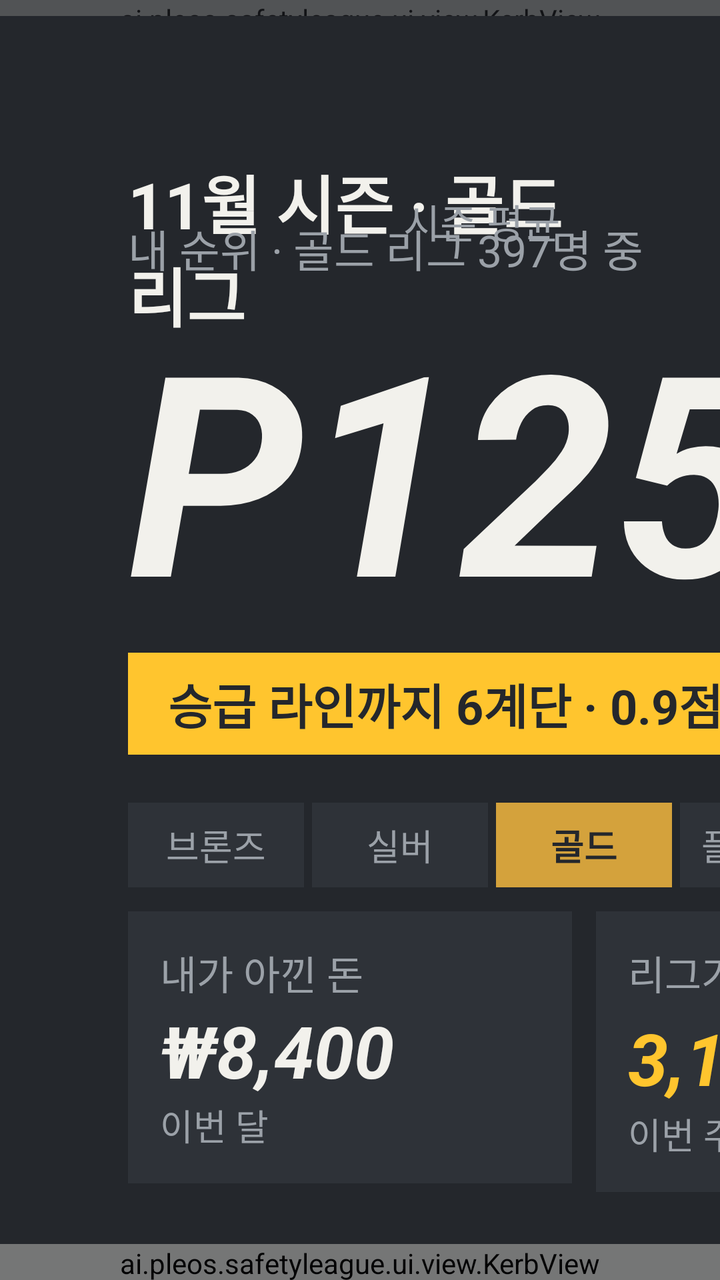
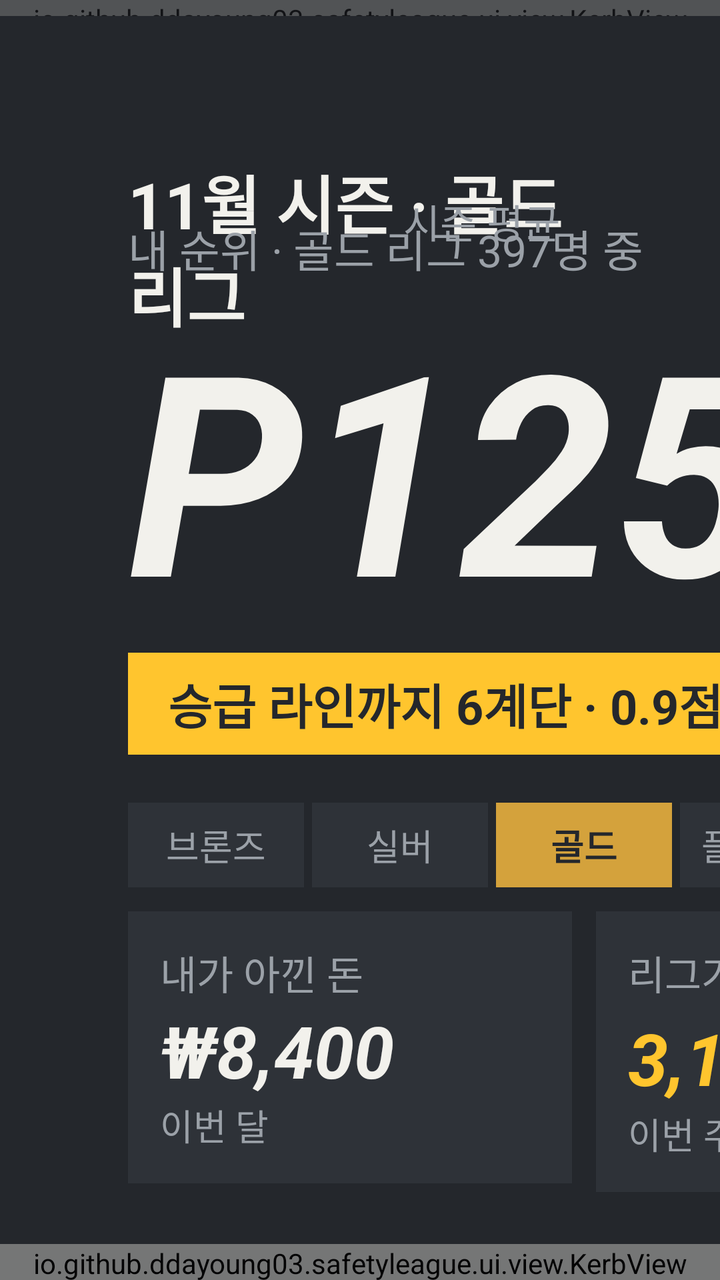

Compare the two renders of this Android layout. The source of the first and the diff that turns it into the second are given below.
<!-- AndroidManifest.xml: application theme Theme.SafetyLeague -->
<!-- res/layout/view_league.xml -->
<?xml version="1.0" encoding="utf-8"?>
<FrameLayout xmlns:android="http://schemas.android.com/apk/res/android"
    android:layout_width="match_parent"
    android:layout_height="match_parent"
    android:background="@color/asphalt">

    
    <ai.pleos.safetyleague.ui.view.KerbView
        android:layout_width="match_parent"
        android:layout_height="8dp"
        android:layout_gravity="top"
        android:alpha="0.5" />

    
    <ai.pleos.safetyleague.ui.view.KerbView
        android:layout_width="match_parent"
        android:layout_height="18dp"
        android:layout_gravity="bottom"
        android:alpha="0.9" />

    
    <LinearLayout
        android:layout_width="match_parent"
        android:layout_height="wrap_content"
        android:gravity="center_vertical"
        android:orientation="horizontal"
        android:paddingHorizontal="64dp"
        android:paddingTop="36dp">

        <TextView
            android:layout_width="wrap_content"
            android:layout_height="wrap_content"
            android:text="11월 시즌 · 골드 리그"
            android:textColor="@color/white"
            android:textSize="32sp"
            android:textStyle="bold" />

        <TextView
            android:layout_width="wrap_content"
            android:layout_height="wrap_content"
            android:layout_marginStart="16dp"
            android:text="21일 남음"
            android:textColor="@color/grey"
            android:textSize="22sp" />

        <View
            android:layout_width="0dp"
            android:layout_height="0dp"
            android:layout_weight="1" />

        
        <LinearLayout
            android:layout_width="wrap_content"
            android:layout_height="wrap_content"
            android:orientation="horizontal">

            <TextView
                android:layout_width="wrap_content"
                android:layout_height="wrap_content"
                android:background="@color/white"
                android:paddingHorizontal="20dp"
                android:paddingVertical="10dp"
                android:text="아이오닉 5"
                android:textColor="@color/asphalt"
                android:textSize="22sp"
                android:textStyle="bold" />

            <TextView
                android:layout_width="wrap_content"
                android:layout_height="wrap_content"
                android:layout_marginStart="8dp"
                android:background="@color/cell"
                android:paddingHorizontal="20dp"
                android:paddingVertical="10dp"
                android:text="부산"
                android:textColor="@color/grey"
                android:textSize="22sp" />

            <TextView
                android:layout_width="wrap_content"
                android:layout_height="wrap_content"
                android:layout_marginStart="8dp"
                android:background="@color/cell"
                android:paddingHorizontal="20dp"
                android:paddingVertical="10dp"
                android:text="친구"
                android:textColor="@color/grey"
                android:textSize="22sp" />
        </LinearLayout>
    </LinearLayout>

    
    <LinearLayout
        android:layout_width="520dp"
        android:layout_height="match_parent"
        android:orientation="vertical"
        android:paddingStart="64dp"
        android:paddingTop="108dp"
        android:paddingBottom="44dp">

        <TextView
            android:layout_width="wrap_content"
            android:layout_height="wrap_content"
            android:text="내 순위 · 골드 리그 397명 중"
            android:textColor="@color/grey"
            android:textSize="22sp" />

        <TextView
            android:layout_width="wrap_content"
            android:layout_height="wrap_content"
            android:text="P125"
            android:textColor="@color/white"
            android:textSize="140sp"
            android:textStyle="bold|italic" />

        <TextView
            android:layout_width="wrap_content"
            android:layout_height="wrap_content"
            android:background="@color/yellow"
            android:paddingHorizontal="20dp"
            android:paddingVertical="8dp"
            android:text="승급 라인까지 6계단 · 0.9점"
            android:textColor="@color/asphalt"
            android:textSize="24sp"
            android:textStyle="bold" />

        
        <LinearLayout
            android:layout_width="match_parent"
            android:layout_height="wrap_content"
            android:layout_marginTop="24dp"
            android:orientation="horizontal">

            <TextView
                android:layout_width="0dp"
                android:layout_height="wrap_content"
                android:layout_weight="1"
                android:background="@color/cell"
                android:gravity="center"
                android:paddingVertical="8dp"
                android:text="브론즈"
                android:textColor="@color/grey"
                android:textSize="18sp" />

            <TextView
                android:layout_width="0dp"
                android:layout_height="wrap_content"
                android:layout_marginStart="4dp"
                android:layout_weight="1"
                android:background="@color/cell"
                android:gravity="center"
                android:paddingVertical="8dp"
                android:text="실버"
                android:textColor="@color/grey"
                android:textSize="18sp" />

            <TextView
                android:layout_width="0dp"
                android:layout_height="wrap_content"
                android:layout_marginStart="4dp"
                android:layout_weight="1"
                android:background="@color/gold"
                android:gravity="center"
                android:paddingVertical="8dp"
                android:text="골드"
                android:textColor="@color/asphalt"
                android:textSize="18sp"
                android:textStyle="bold" />

            <TextView
                android:layout_width="0dp"
                android:layout_height="wrap_content"
                android:layout_marginStart="4dp"
                android:layout_weight="1"
                android:background="@color/cell"
                android:gravity="center"
                android:paddingVertical="8dp"
                android:text="플래티넘"
                android:textColor="@color/grey"
                android:textSize="18sp" />

            <TextView
                android:layout_width="0dp"
                android:layout_height="wrap_content"
                android:layout_marginStart="4dp"
                android:layout_weight="1"
                android:background="@color/cell"
                android:gravity="center"
                android:paddingVertical="8dp"
                android:text="다이아"
                android:textColor="@color/grey"
                android:textSize="18sp" />
        </LinearLayout>

        <View
            android:layout_width="0dp"
            android:layout_height="0dp"
            android:layout_weight="1" />

        
        <LinearLayout
            android:layout_width="match_parent"
            android:layout_height="wrap_content"
            android:orientation="horizontal">

            <LinearLayout
                android:layout_width="0dp"
                android:layout_height="wrap_content"
                android:layout_weight="1"
                android:background="@color/cell"
                android:orientation="vertical"
                android:padding="16dp">

                <TextView
                    android:layout_width="wrap_content"
                    android:layout_height="wrap_content"
                    android:text="내가 아낀 돈"
                    android:textColor="@color/grey"
                    android:textSize="20sp" />

                <TextView
                    android:layout_width="wrap_content"
                    android:layout_height="wrap_content"
                    android:text="₩8,400"
                    android:textColor="@color/white"
                    android:textSize="36sp"
                    android:textStyle="bold|italic" />

                <TextView
                    android:layout_width="wrap_content"
                    android:layout_height="wrap_content"
                    android:text="이번 달"
                    android:textColor="@color/grey"
                    android:textSize="18sp" />
            </LinearLayout>

            <LinearLayout
                android:layout_width="0dp"
                android:layout_height="wrap_content"
                android:layout_marginStart="12dp"
                android:layout_weight="1"
                android:background="@color/cell"
                android:orientation="vertical"
                android:padding="16dp">

                <TextView
                    android:layout_width="wrap_content"
                    android:layout_height="wrap_content"
                    android:text="리그가 줄인 급제동"
                    android:textColor="@color/grey"
                    android:textSize="20sp" />

                <TextView
                    android:layout_width="wrap_content"
                    android:layout_height="wrap_content"
                    android:text="3,120회"
                    android:textColor="@color/yellow"
                    android:textSize="36sp"
                    android:textStyle="bold|italic" />

                <TextView
                    android:layout_width="wrap_content"
                    android:layout_height="wrap_content"
                    android:text="이번 주, 12% 감소"
                    android:textColor="@color/grey"
                    android:textSize="18sp" />
            </LinearLayout>
        </LinearLayout>
    </LinearLayout>

    
    <LinearLayout
        android:layout_width="540dp"
        android:layout_height="match_parent"
        android:layout_gravity="end"
        android:layout_marginEnd="64dp"
        android:orientation="vertical"
        android:paddingTop="96dp"
        android:paddingBottom="44dp">

        <LinearLayout
            android:layout_width="match_parent"
            android:layout_height="wrap_content"
            android:layout_marginBottom="8dp"
            android:paddingHorizontal="16dp">

            <TextView
                android:layout_width="0dp"
                android:layout_height="wrap_content"
                android:layout_weight="1"
                android:text="순위"
                android:textColor="@color/grey"
                android:textSize="20sp" />

            <TextView
                android:layout_width="wrap_content"
                android:layout_height="wrap_content"
                android:text="시즌 평균"
                android:textColor="@color/grey"
                android:textSize="20sp" />
        </LinearLayout>

        <ScrollView
            android:layout_width="match_parent"
            android:layout_height="match_parent">

            <LinearLayout
                android:id="@+id/layout_league_rows"
                android:layout_width="match_parent"
                android:layout_height="wrap_content"
                android:orientation="vertical" />
        </ScrollView>
    </LinearLayout>

</FrameLayout>
<!-- resources referenced by this layout -->
<resources>
  <color name="asphalt">#24272C</color>
  <color name="cell">#2E3238</color>
  <color name="gold">#D4A23C</color>
  <color name="grey">#9BA1A8</color>
  <color name="white">#F2F1EC</color>
  <color name="yellow">#FFC52E</color>
  <style name="Theme.SafetyLeague" parent="Theme.MaterialComponents.NoActionBar">
          <item name="colorPrimary">@color/yellow</item>
          <item name="colorPrimaryVariant">@color/yellow</item>
          <item name="colorOnPrimary">@color/asphalt</item>
          <item name="android:windowBackground">@color/asphalt</item>
          <item name="android:statusBarColor">@color/asphalt_deep</item>
          <item name="android:navigationBarColor">@color/asphalt_deep</item>
      </style>
  <color name="asphalt_deep">#1E2125</color>
</resources>

<!-- the commit's change to res/layout/view_league.xml (unified diff, before → after) -->
@@ -5,14 +5,14 @@
     android:background="@color/asphalt">
 
     
-    <ai.pleos.safetyleague.ui.view.KerbView
+    <io.github.ddayoung03.safetyleague.ui.view.KerbView
         android:layout_width="match_parent"
         android:layout_height="8dp"
         android:layout_gravity="top"
         android:alpha="0.5" />
 
     
-    <ai.pleos.safetyleague.ui.view.KerbView
+    <io.github.ddayoung03.safetyleague.ui.view.KerbView
         android:layout_width="match_parent"
         android:layout_height="18dp"
         android:layout_gravity="bottom"
